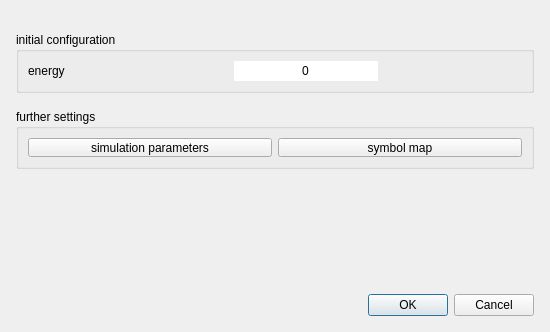
Before: the Qt Designer form source/Gui/NewSimulationDialog.ui in chrxh/alien, drawn with Qt 5.
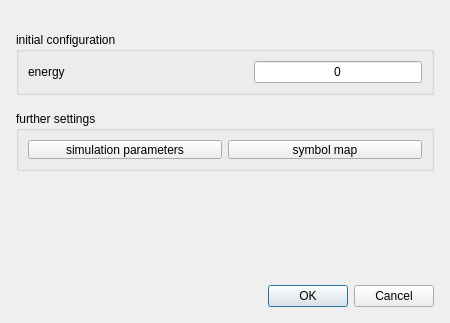
After: the same form once the commit is applied. Custom widgets are drawn as their Qt base class.

What changed in the file:
```diff
--- a/source/Gui/NewSimulationDialog.ui
+++ b/source/Gui/NewSimulationDialog.ui
@@ -6,13 +6,13 @@
    <rect>
     <x>0</x>
     <y>0</y>
-    <width>550</width>
-    <height>332</height>
+    <width>450</width>
+    <height>323</height>
    </rect>
   </property>
   <property name="minimumSize">
    <size>
-    <width>550</width>
+    <width>450</width>
     <height>0</height>
    </size>
   </property>
@@ -91,45 +91,32 @@
       <bool>true</bool>
      </property>
      <layout class="QGridLayout" name="gridLayout_3">
-      <item row="0" column="2">
-       <spacer name="horizontalSpacer_2">
-        <property name="orientation">
-         <enum>Qt::Horizontal</enum>
-        </property>
-        <property name="sizeHint" stdset="0">
-         <size>
-          <width>120</width>
-          <height>20</height>
-         </size>
-        </property>
-       </spacer>
-      </item>
-      <item row="0" column="0">
-       <widget class="QLabel" name="label_3">
-        <property name="minimumSize">
-         <size>
-          <width>200</width>
-          <height>0</height>
-         </size>
-        </property>
-        <property name="text">
-         <string>energy</string>
-        </property>
-       </widget>
-      </item>
       <item row="0" column="1">
        <widget class="QLineEdit" name="energyEdit">
         <property name="text">
          <string>0</string>
         </property>
         <property name="frame">
-         <bool>false</bool>
+         <bool>true</bool>
         </property>
         <property name="alignment">
          <set>Qt::AlignCenter</set>
         </property>
        </widget>
       </item>
+      <item row="0" column="0">
+       <widget class="QLabel" name="label_3">
+        <property name="minimumSize">
+         <size>
+          <width>220</width>
+          <height>0</height>
+         </size>
+        </property>
+        <property name="text">
+         <string>energy</string>
+        </property>
+       </widget>
+      </item>
      </layout>
     </widget>
    </item>
```
